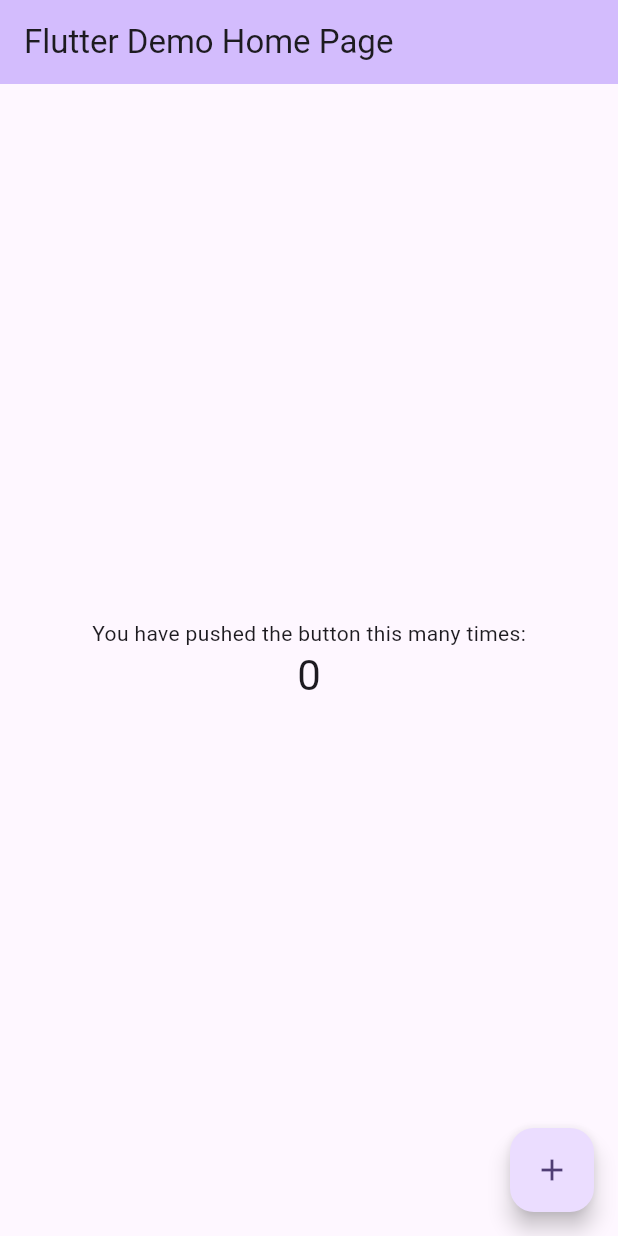
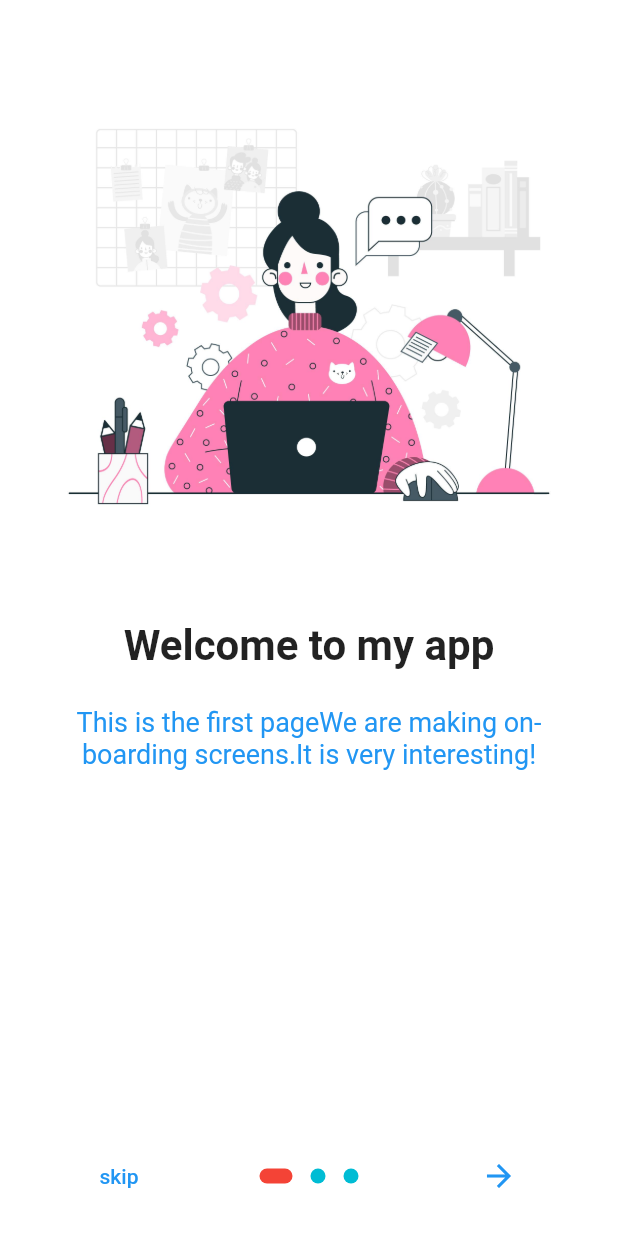
Before and after one commit to yegri/fluttter_study, a Flutter app: the screen it shows after launch, on a phone screen of 412 x 824 dp. Run offline on Flutter 3.47's test engine with Material 2 defaults, Android fonts, the phone set to English and light mode, and no system bars; drawn by our look-alikes of introduction_screen; our stand-ins replace fluttertoast.

Commit message:
Feat : onboarding 페이지 완료

```diff
--- a/onboarding_screen/lib/main.dart
+++ b/onboarding_screen/lib/main.dart
@@ -1,4 +1,5 @@
 import 'package:flutter/material.dart';
+import 'onboarding.dart';
 
 void main() {
   runApp(const MyApp());
@@ -7,119 +8,46 @@ void main() {
 class MyApp extends StatelessWidget {
   const MyApp({super.key});
 
-  // This widget is the root of your application.
   @override
   Widget build(BuildContext context) {
     return MaterialApp(
-      title: 'Flutter Demo',
-      theme: ThemeData(
-        // This is the theme of your application.
-        //
-        // TRY THIS: Try running your application with "flutter run". You'll see
-        // the application has a blue toolbar. Then, without quitting the app,
-        // try changing the seedColor in the colorScheme below to Colors.green
-        // and then invoke "hot reload" (save your changes or press the "hot
-        // reload" button in a Flutter-supported IDE, or press "r" if you used
-        // the command line to start the app).
-        //
-        // Notice that the counter didn't reset back to zero; the application
-        // state is not lost during the reload. To reset the state, use hot
-        // restart instead.
-        //
-        // This works for code too, not just values: Most code changes can be
-        // tested with just a hot reload.
-        colorScheme: ColorScheme.fromSeed(seedColor: Colors.deepPurple),
-        useMaterial3: true,
-      ),
-      home: const MyHomePage(title: 'Flutter Demo Home Page'),
+      debugShowCheckedModeBanner: false,
+      home: OnBoardingPage(),
     );
   }
 }
 
-class MyHomePage extends StatefulWidget {
-  const MyHomePage({super.key, required this.title});
-
-  // This widget is the home page of your application. It is stateful, meaning
-  // that it has a State object (defined below) that contains fields that affect
-  // how it looks.
-
-  // This class is the configuration for the state. It holds the values (in this
-  // case the title) provided by the parent (in this case the App widget) and
-  // used by the build method of the State. Fields in a Widget subclass are
-  // always marked "final".
-
-  final String title;
-
-  @override
-  State<MyHomePage> createState() => _MyHomePageState();
-}
-
-class _MyHomePageState extends State<MyHomePage> {
-  int _counter = 0;
-
-  void _incrementCounter() {
-    setState(() {
-      // This call to setState tells the Flutter framework that something has
-      // changed in this State, which causes it to rerun the build method below
-      // so that the display can reflect the updated values. If we changed
-      // _counter without calling setState(), then the build method would not be
-      // called again, and so nothing would appear to happen.
-      _counter++;
-    });
-  }
+class MyPage extends StatelessWidget {
+  const MyPage({super.key});
 
   @override
   Widget build(BuildContext context) {
-    // This method is rerun every time setState is called, for instance as done
-    // by the _incrementCounter method above.
-    //
-    // The Flutter framework has been optimized to make rerunning build methods
-    // fast, so that you can just rebuild anything that needs updating rather
-    // than having to individually change instances of widgets.
     return Scaffold(
         appBar: AppBar(
-        // TRY THIS: Try changing the color here to a specific color (to
-        // Colors.amber, perhaps?) and trigger a hot reload to see the AppBar
-        // change color while the other colors stay the same.
-        backgroundColor: Theme.of(context).colorScheme.inversePrimary,
-        // Here we take the value from the MyHomePage object that was created by
-        // the App.build method, and use it to set our appbar title.
-        title: Text(widget.title),
+            title:
+                const Text('Main page') // 바뀌지 않는 부분은 const 추가하기 -> 안정성, 효율성에 도움
             ),
         body: Center(
-        // Center is a layout widget. It takes a single child and positions it
-        // in the middle of the parent.
           child: Column(
-          // Column is also a layout widget. It takes a list of children and
-          // arranges them vertically. By default, it sizes itself to fit its
-          // children horizontally, and tries to be as tall as its parent.
-          //
-          // Column has various properties to control how it sizes itself and
-          // how it positions its children. Here we use mainAxisAlignment to
-          // center the children vertically; the main axis here is the vertical
-          // axis because Columns are vertical (the cross axis would be
-          // horizontal).
-          //
-          // TRY THIS: Invoke "debug painting" (choose the "Toggle Debug Paint"
-          // action in the IDE, or press "p" in the console), to see the
-          // wireframe for each widget.
             mainAxisAlignment: MainAxisAlignment.center,
-          children: <Widget>[
-            const Text(
-              'You have pushed the button this many times:',
+            children: [
+              Text(
+                'Main Screen',
+                style: TextStyle(
+                  fontWeight: FontWeight.bold,
+                  fontSize: 25,
                 ),
-            Text(
-              '$_counter',
-              style: Theme.of(context).textTheme.headlineMedium,
               ),
+              ElevatedButton(
+                  onPressed: () {
+                    Navigator.of(context).pushReplacement(
+                      MaterialPageRoute(
+                          builder: (context) => const OnBoardingPage()),
+                    );
+                  },
+                  child: const Text('Go to onborading screen')),
             ],
           ),
-      ),
-      floatingActionButton: FloatingActionButton(
-        onPressed: _incrementCounter,
-        tooltip: 'Increment',
-        child: const Icon(Icons.add),
-      ), // This trailing comma makes auto-formatting nicer for build methods.
-    );
+        ));
   }
 }
--- /dev/null
+++ b/onboarding_screen/lib/onboarding.dart
@@ -0,0 +1,66 @@
+import 'package:flutter/material.dart';
+import 'package:introduction_screen/introduction_screen.dart';
+import 'package:onboarding_screen/main.dart';
+
+class OnBoardingPage extends StatelessWidget {
+  const OnBoardingPage({super.key});
+
+  @override
+  Widget build(BuildContext context) {
+    return IntroductionScreen(
+      pages: [
+        PageViewModel(
+          title: 'Welcome to my app',
+          body: 'This is the first page'
+              'We are making on-boarding screens.'
+              'It is very interesting!',
+          image: Image.asset('assets/images/3908920.jpg'),
+          decoration: getPageDecoration(),
+        ),
+        PageViewModel(
+          title: 'Welcome to my app',
+          body: 'This is the second page'
+              'We are making on-boarding screens.'
+              'It is very interesting!',
+          image: Image.asset('assets/images/8716290.jpg'),
+          decoration: getPageDecoration(),
+        ),
+        PageViewModel(
+          title: 'Welcome to my app',
+          body: 'This is the third page'
+              'We are making on-boarding screens.'
+              'It is very interesting!',
+          image: Image.asset('assets/images/3908920.jpg'),
+          decoration: getPageDecoration(),
+        ),
+      ],
+      done: const Text('done'),
+      onDone: () {
+        Navigator.of(context).pushReplacement(
+          MaterialPageRoute(builder: (context) => const MyPage()),
+        );
+      },
+      next: const Icon(Icons.arrow_forward),
+      showSkipButton: true,
+      skip: const Text('skip'),
+      dotsDecorator: DotsDecorator(
+        color: Colors.cyan,
+        size: Size(10, 10),
+        activeSize: Size(22, 10),
+        activeShape:
+            RoundedRectangleBorder(borderRadius: BorderRadius.circular(24)),
+        activeColor: Colors.red,
+      ),
+      curve: Curves.bounceOut,
+    );
+  }
+
+  PageDecoration getPageDecoration() {
+    return PageDecoration(
+      titleTextStyle: TextStyle(fontSize: 28, fontWeight: FontWeight.bold),
+      bodyTextStyle: TextStyle(fontSize: 18, color: Colors.blue),
+      imagePadding: EdgeInsets.only(top: 40),
+      pageColor: Colors.white,
+    );
+  }
+}
```
Also changed, not shown: onboarding_screen/pubspec.yaml (+5 -7 lines), onboarding_screen/assets/images/3908920.jpg (added), onboarding_screen/assets/images/8716290.jpg (added), onboarding_screen/pubspec.lock. Lines whose indentation alone changed are shown as unchanged.
